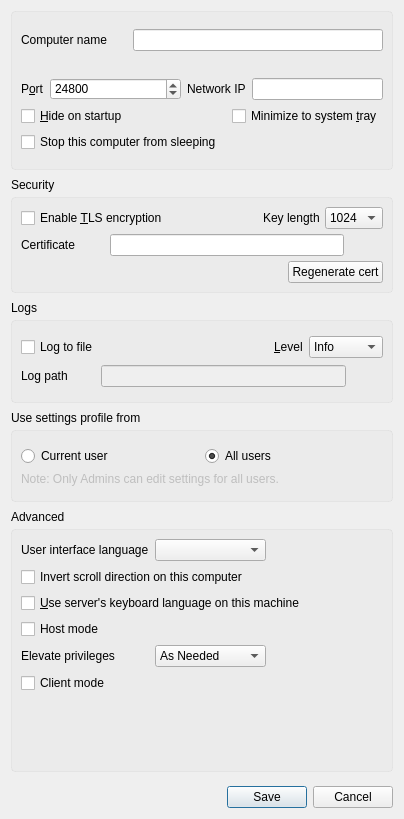
Qt form src/gui/src/SettingsDialogBase.ui (deskflow/deskflow) before a commit.
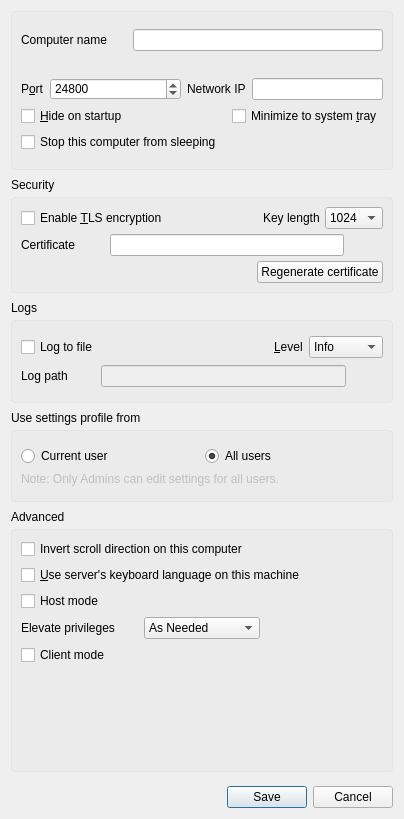
The same form after that commit. Icons and pictures are not drawn.

```diff
--- a/src/gui/src/SettingsDialogBase.ui
+++ b/src/gui/src/SettingsDialogBase.ui
@@ -337,7 +337,34 @@
       <enum>QFrame::Raised</enum>
      </property>
      <layout class="QGridLayout" name="gridLayout_3">
-      <item row="6" column="1">
+      <item row="1" column="0" colspan="3">
+       <widget class="QCheckBox" name="m_pCheckBoxScrollDirection">
+        <property name="text">
+         <string>Invert scroll direction on this computer</string>
+        </property>
+       </widget>
+      </item>
+      <item row="7" column="0">
+       <spacer name="verticalSpacer_6">
+        <property name="orientation">
+         <enum>Qt::Vertical</enum>
+        </property>
+        <property name="sizeHint" stdset="0">
+         <size>
+          <width>20</width>
+          <height>40</height>
+         </size>
+        </property>
+       </spacer>
+      </item>
+      <item row="4" column="0">
+       <widget class="QCheckBox" name="m_pCheckBoxClientHostMode">
+        <property name="text">
+         <string>Host mode</string>
+        </property>
+       </widget>
+      </item>
+      <item row="5" column="1">
        <widget class="QComboBox" name="m_pComboElevate">
         <property name="toolTip">
          <string>Specify when the Synergy service should run at an elevated privilege level</string>
@@ -362,85 +389,33 @@
         </item>
        </widget>
       </item>
-      <item row="3" column="0" colspan="3">
+      <item row="2" column="0" colspan="3">
        <widget class="QCheckBox" name="m_pCheckBoxLanguageSync">
         <property name="text">
          <string>&amp;Use server's keyboard language on this machine</string>
         </property>
        </widget>
       </item>
-      <item row="5" column="0">
-       <widget class="QCheckBox" name="m_pCheckBoxClientHostMode">
-        <property name="text">
-         <string>Host mode</string>
-        </property>
-       </widget>
-      </item>
-      <item row="8" column="0">
-       <spacer name="verticalSpacer_6">
-        <property name="orientation">
-         <enum>Qt::Vertical</enum>
-        </property>
-        <property name="sizeHint" stdset="0">
-         <size>
-          <width>20</width>
-          <height>40</height>
-         </size>
-        </property>
-       </spacer>
-      </item>
       <item row="6" column="0">
-       <widget class="QLabel" name="m_pLabelElevate">
-        <property name="sizePolicy">
-         <sizepolicy hsizetype="Preferred" vsizetype="Fixed">
-          <horstretch>0</horstretch>
-          <verstretch>0</verstretch>
-         </sizepolicy>
-        </property>
-        <property name="text">
-         <string>Elevate privileges</string>
-        </property>
-       </widget>
-      </item>
-      <item row="1" column="1">
-       <widget class="QComboBox" name="m_pComboLanguage"/>
-      </item>
-      <item row="2" column="0" colspan="3">
-       <widget class="QCheckBox" name="m_pCheckBoxScrollDirection">
-        <property name="text">
-         <string>Invert scroll direction on this computer</string>
-        </property>
-       </widget>
-      </item>
-      <item row="1" column="0">
-       <widget class="QLabel" name="m_pLabel_27">
-        <property name="sizePolicy">
-         <sizepolicy hsizetype="Minimum" vsizetype="Fixed">
-          <horstretch>0</horstretch>
-          <verstretch>0</verstretch>
-         </sizepolicy>
-        </property>
-        <property name="minimumSize">
-         <size>
-          <width>75</width>
-          <height>0</height>
-         </size>
-        </property>
-        <property name="text">
-         <string>User interface language</string>
-        </property>
-        <property name="buddy">
-         <cstring>m_pComboLanguage</cstring>
-        </property>
-       </widget>
-      </item>
-      <item row="7" column="0">
        <widget class="QCheckBox" name="m_pCheckBoxServerClientMode">
         <property name="text">
          <string>Client mode</string>
         </property>
        </widget>
       </item>
+      <item row="5" column="0">
+       <widget class="QLabel" name="m_pLabelElevate">
+        <property name="sizePolicy">
+         <sizepolicy hsizetype="Preferred" vsizetype="Fixed">
+          <horstretch>0</horstretch>
+          <verstretch>0</verstretch>
+         </sizepolicy>
+        </property>
+        <property name="text">
+         <string>Elevate privileges</string>
+        </property>
+       </widget>
+      </item>
      </layout>
     </widget>
    </item>
@@ -644,7 +619,7 @@
         <item>
          <widget class="QPushButton" name="m_pPushButtonRegenCert">
           <property name="text">
-           <string>Regenerate cert</string>
+           <string>Regenerate certificate</string>
           </property>
          </widget>
         </item>
```
Left out of the diff: 1 changed line with no effect on the pictures.
